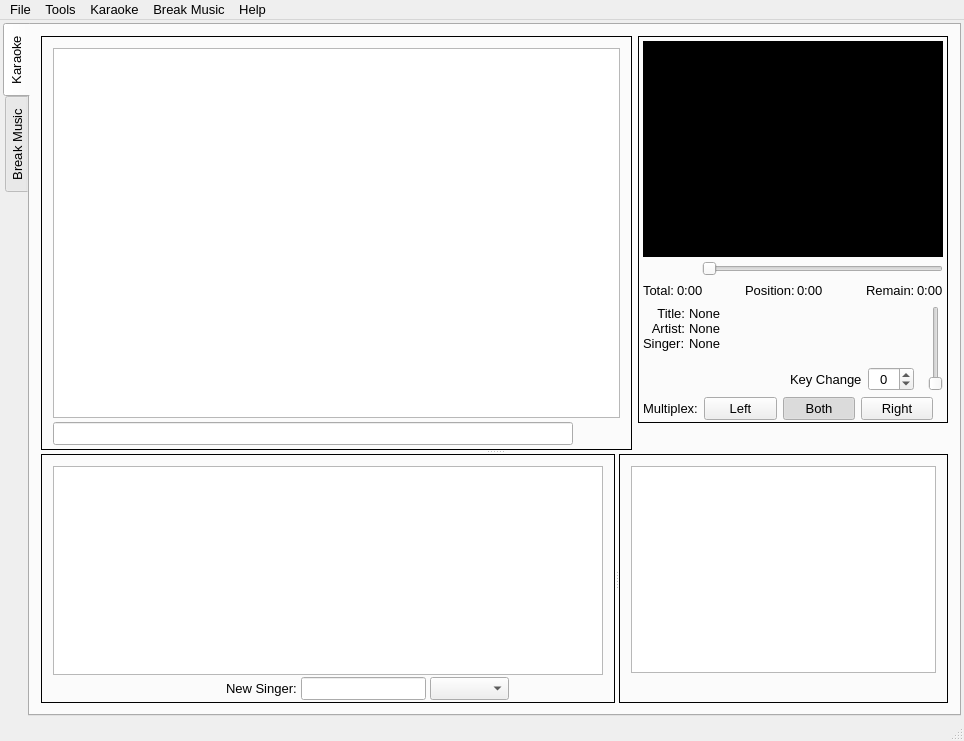
Before: the Qt Designer form OpenKJ/mainwindow.ui in OpenKJ/OpenKJ, drawn with Qt 5.
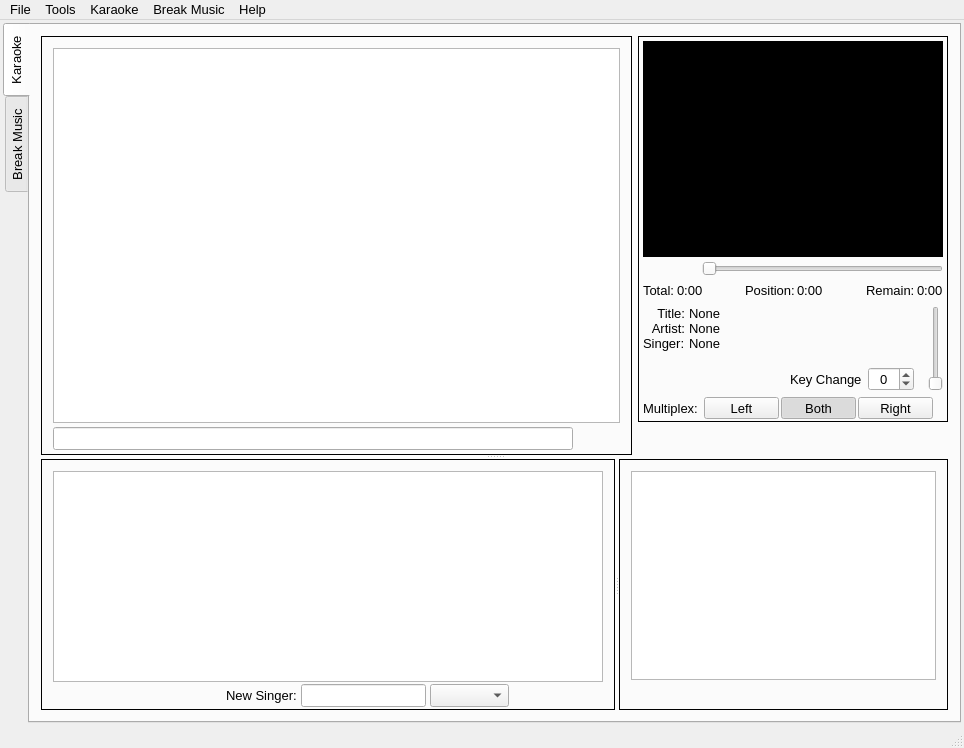
After: the same form once the commit is applied. Icons and pictures are not drawn. Custom widgets are drawn as their Qt base class.

What changed in the file:
```diff
--- a/OpenKJ/mainwindow.ui
+++ b/OpenKJ/mainwindow.ui
@@ -7,7 +7,7 @@
     <x>0</x>
     <y>0</y>
     <width>964</width>
-    <height>741</height>
+    <height>748</height>
    </rect>
   </property>
   <property name="sizePolicy">
@@ -1440,8 +1440,17 @@
                     </item>
                     <item>
                      <layout class="QGridLayout" name="gridLayout">
+                      <property name="horizontalSpacing">
+                       <number>2</number>
+                      </property>
                       <item row="0" column="0">
                        <widget class="QPushButton" name="pushButtonMplxLeft">
+                        <property name="maximumSize">
+                         <size>
+                          <width>75</width>
+                          <height>22</height>
+                         </size>
+                        </property>
                         <property name="text">
                          <string>Left</string>
                         </property>
@@ -1458,6 +1467,12 @@
                       </item>
                       <item row="0" column="1">
                        <widget class="QPushButton" name="pushButtonMplxBoth">
+                        <property name="maximumSize">
+                         <size>
+                          <width>75</width>
+                          <height>22</height>
+                         </size>
+                        </property>
                         <property name="text">
                          <string>Both</string>
                         </property>
@@ -1474,6 +1489,12 @@
                       </item>
                       <item row="0" column="2">
                        <widget class="QPushButton" name="pushButtonMplxRight">
+                        <property name="maximumSize">
+                         <size>
+                          <width>75</width>
+                          <height>22</height>
+                         </size>
+                        </property>
                         <property name="text">
                          <string>Right</string>
                         </property>
```
Left out of the diff: 2 changed lines with no effect on the pictures.
